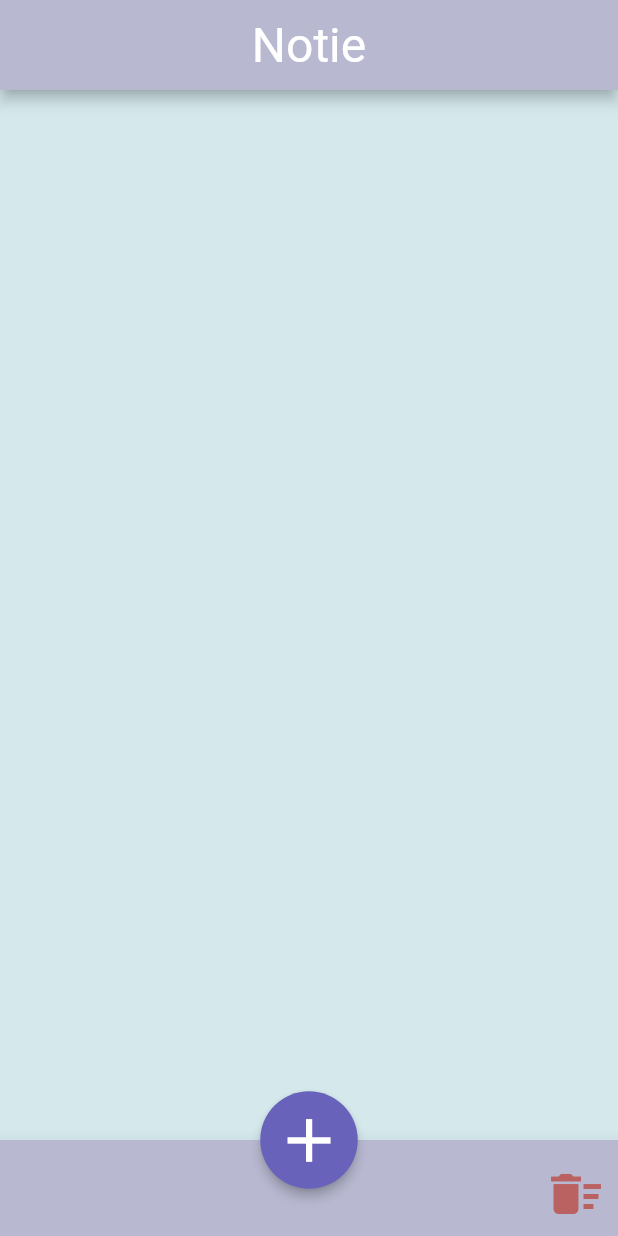
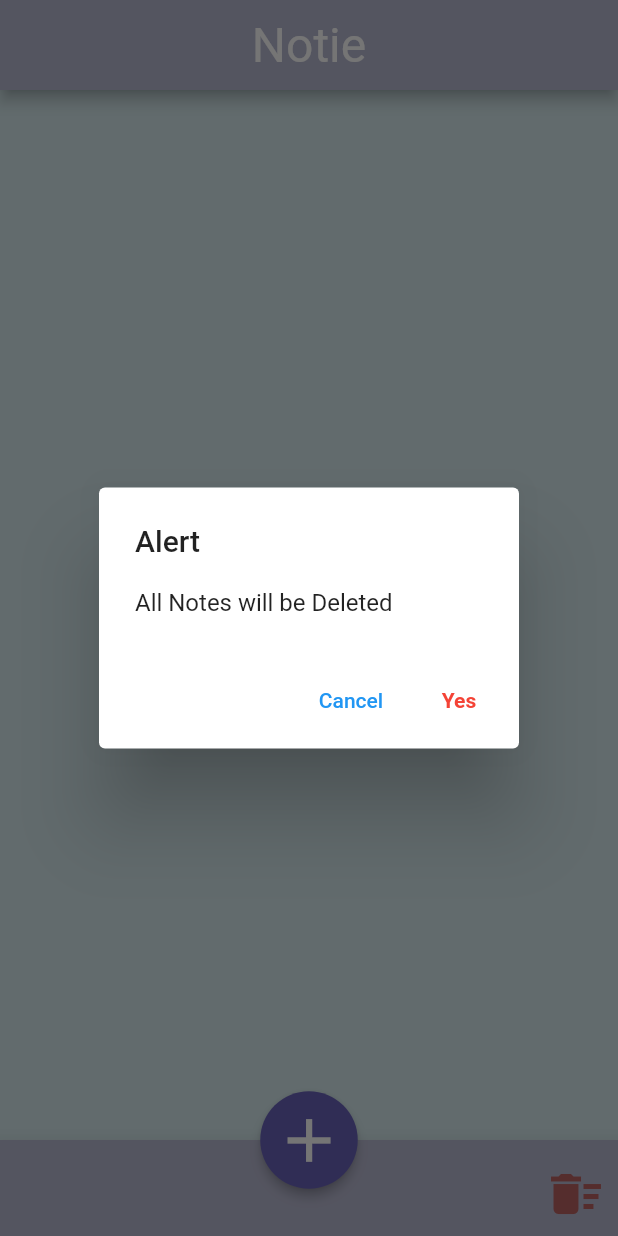
Before and after one commit to Ankan1998/Notebook_flutter, a Flutter app: the screen it shows after launch, after a tap on the "delete sweep" icon, on a phone screen of 412 x 824 dp. Run offline on Flutter 3.47's test engine with Material 2 defaults, Android fonts, the phone set to English and light mode, and no system bars; our stand-ins replace google_fonts, hive, hive_flutter, sqflite; accounts and stored records are empty; generated files the repository leaves out were written again.

Commit message:
Alert dialogue added for delete all and delete single note

```diff
--- a/flutternote/lib/screens/note_list.dart
+++ b/flutternote/lib/screens/note_list.dart
@@ -1,7 +1,4 @@
-// ignore_for_file: deprecated_member_use
-
 import 'package:flutter/material.dart';
-import 'package:flutternote/models/note.dart';
 import 'package:flutternote/screens/add_note_screen.dart';
 import 'package:flutternote/screens/note_detail.dart';
 import 'package:flutternote/themes.dart';
@@ -29,10 +26,61 @@ class _NoteListState extends State<NoteList> {
   }
 
   void _showAlert(String title) {
+
+    Widget okButton = TextButton(
+      child: Text("OK"),
+      onPressed: () {
+        Navigator.of(context).pop(context);
+      },
+    );
+
     AlertDialog alertDialog = AlertDialog(
-      title: Text(title),
+      title: Text("Delete"),
+      content:Text(title),
+      actions: [
+        okButton
+      ],
     );
-    showDialog(context: context, builder: (_) => alertDialog);
+    // showDialog(context: context, builder: (_) => alertDialog);
+    showDialog(
+      context: context,
+      builder: (BuildContext context) {
+        return alertDialog;
+      },
+    );
+  }
+
+  showAlertDialog(BuildContext context) {
+    Widget cancelButton = TextButton(
+      child: Text("Cancel"),
+      onPressed: () {
+        Navigator.of(context).pop(context);
+      },
+    );
+    Widget continueButton = TextButton(
+      child: Text("Yes",
+          style: TextStyle(color: Colors.red, fontWeight: FontWeight.w600)),
+      onPressed: () async {
+        await noteBox.clear();
+        Navigator.of(context).pop(context);
+      },
+    );
+
+    AlertDialog alert = AlertDialog(
+      title: Text("Alert"),
+      content: Text("All Notes will be Deleted"),
+      actions: [
+        cancelButton,
+        continueButton,
+      ],
+    );
+
+    showDialog(
+      context: context,
+      builder: (BuildContext context) {
+        return alert;
+      },
+    );
   }
 
   Color getPriorityColor(int priority) {
@@ -111,8 +159,8 @@ class _NoteListState extends State<NoteList> {
                       CircularProgressIndicator(),
                       SizedBox(height: 30),
                       Text("Loading Please Wait...",
-                          style: TextStyle(
-                              color: Colors.grey[700], fontSize: 24))
+                          style:
+                              TextStyle(color: Colors.grey[700], fontSize: 24))
                     ],
                   ),
                 );
@@ -204,7 +252,9 @@ class _NoteListState extends State<NoteList> {
             mainAxisAlignment: MainAxisAlignment.end,
             children: [
               IconButton(
-                  onPressed: () {},
+                  onPressed: () {
+                    showAlertDialog(context);
+                  },
                   icon: Icon(
                     Icons.delete_sweep,
                     color: Color(0xffBA6262),
```
Lines whose indentation alone changed are shown as unchanged.
